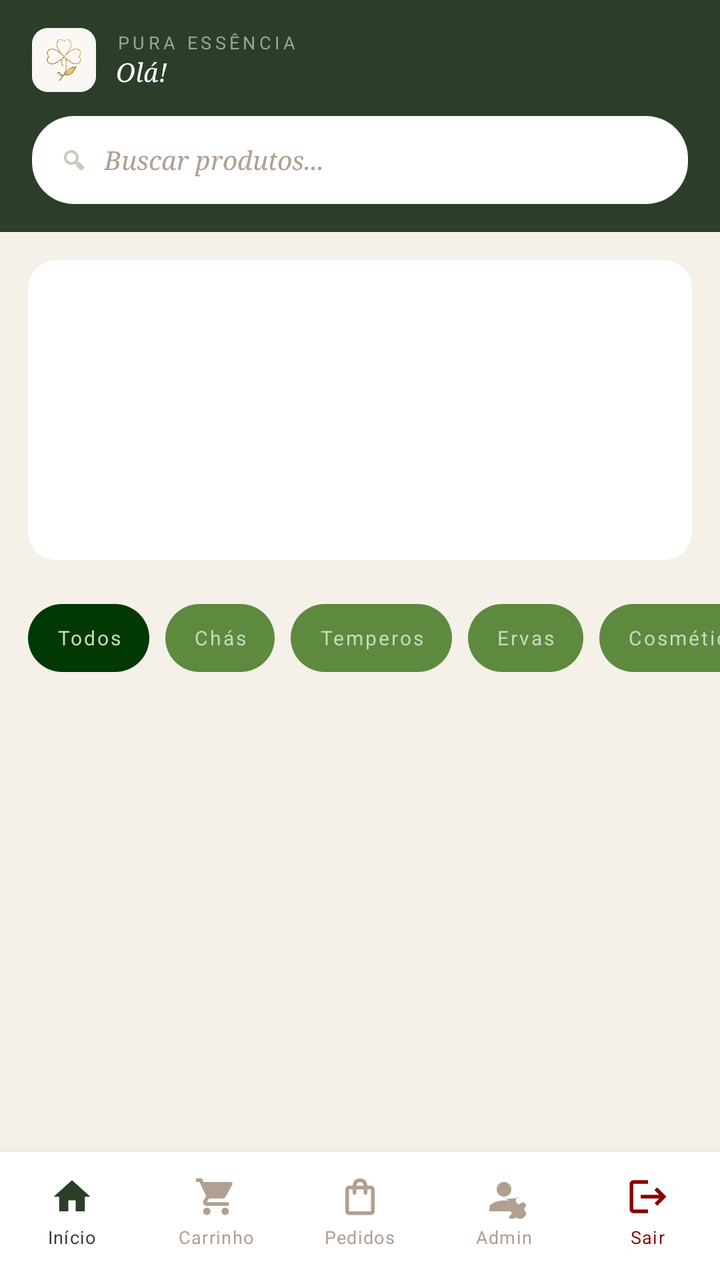
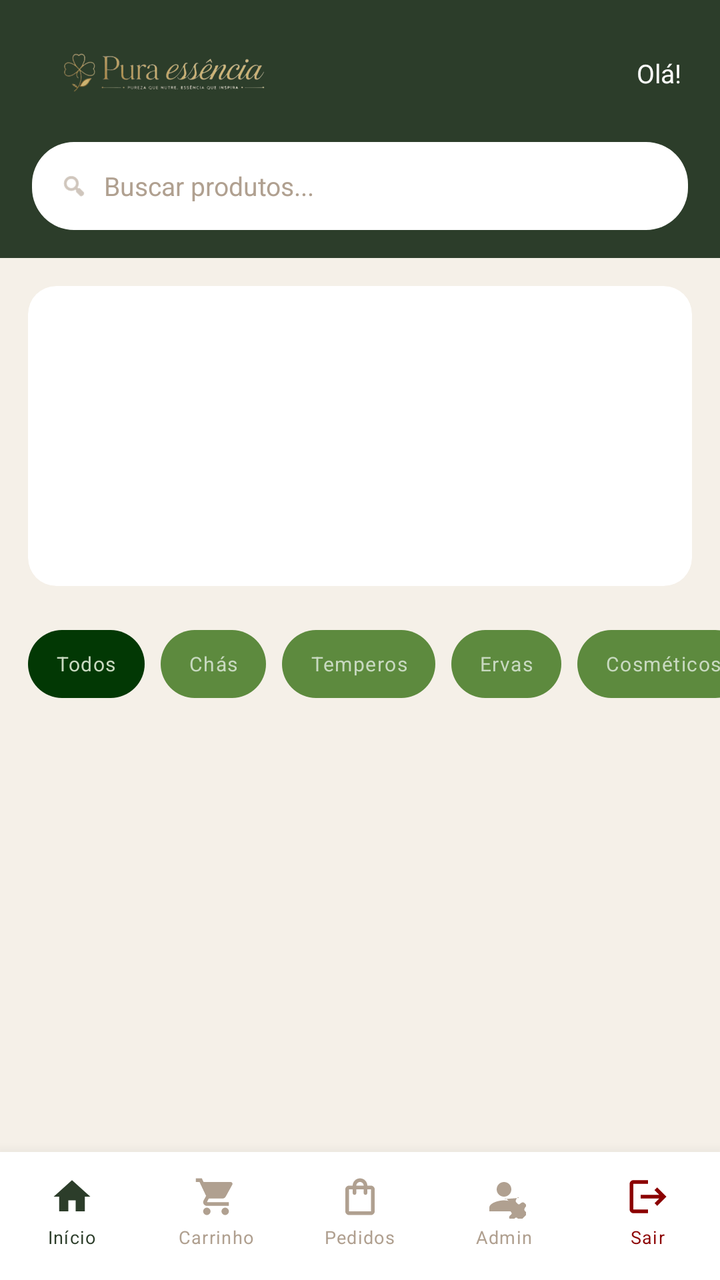

Before-and-after screenshots of an Android layout around one commit, followed by the original layout XML and the change that was made.
<!-- AndroidManifest.xml: application theme Theme.AppLoginTest -->
<!-- res/layout/activity_home.xml -->
<?xml version="1.0" encoding="utf-8"?>
<androidx.coordinatorlayout.widget.CoordinatorLayout
    xmlns:android="http://schemas.android.com/apk/res/android"
    xmlns:app="http://schemas.android.com/apk/res-auto"
    android:id="@+id/main"
    android:layout_width="match_parent"
    android:layout_height="match_parent"
    android:background="@color/creme_fundo"
    android:fitsSystemWindows="true">

    <androidx.core.widget.NestedScrollView
        android:layout_width="match_parent"
        android:layout_height="match_parent"
        android:paddingBottom="80dp"
        android:clipToPadding="false">

        <LinearLayout
            android:layout_width="match_parent"
            android:layout_height="wrap_content"
            android:orientation="vertical">

            
            <LinearLayout
                android:id="@+id/header"
                android:layout_width="match_parent"
                android:layout_height="wrap_content"
                android:background="@color/verde_escuro"
                android:orientation="vertical"
                android:paddingStart="16dp"
                android:paddingEnd="16dp"
                android:paddingTop="14dp"
                android:paddingBottom="14dp">

                <LinearLayout
                    android:layout_width="match_parent"
                    android:layout_height="wrap_content"
                    android:orientation="horizontal"
                    android:gravity="center_vertical">

                    
                    <androidx.cardview.widget.CardView
                        android:layout_width="32dp"
                        android:layout_height="32dp"
                        app:cardCornerRadius="8dp"
                        app:cardElevation="0dp"
                        app:cardBackgroundColor="@color/creme_fundo">

                        <ImageView
                            android:layout_width="match_parent"
                            android:layout_height="match_parent"
                            android:padding="0dp"
                            app:srcCompat="@drawable/logo"
                            android:scaleType="fitCenter" />
                    </androidx.cardview.widget.CardView>

                    <LinearLayout
                        android:layout_width="0dp"
                        android:layout_height="wrap_content"
                        android:layout_weight="1"
                        android:layout_marginStart="10dp"
                        android:orientation="vertical">

                        <TextView
                            android:layout_width="wrap_content"
                            android:layout_height="wrap_content"
                            android:text="PURA ESSÊNCIA"
                            android:textColor="@color/verde_claro"
                            android:textSize="9sp"
                            android:letterSpacing="0.2" />

                        <TextView
                            android:id="@+id/tvSaudacao"
                            android:layout_width="wrap_content"
                            android:layout_height="wrap_content"
                            android:text="Olá! "
                            android:textColor="@color/white"
                            android:textSize="13sp"
                            android:fontFamily="serif"
                            android:textStyle="italic"
                            android:maxLines="1"
                            android:ellipsize="end" />
                    </LinearLayout>

                    
                    <TextView android:id="@+id/tvCarrinhoQtd" android:layout_width="0dp" android:layout_height="0dp" android:visibility="gone" />
                    <ImageButton android:id="@+id/btnCarrinho" android:layout_width="0dp" android:layout_height="0dp" android:visibility="gone" android:src="@drawable/baseline_shopping_cart_24" android:backgroundTint="@android:color/transparent" />
                    <ImageButton android:id="@+id/btnPedidos" android:layout_width="0dp" android:layout_height="0dp" android:visibility="gone" android:src="@drawable/ic_pedidos" android:backgroundTint="@android:color/transparent" />
                    <ImageButton android:id="@+id/btnAdmin" android:layout_width="0dp" android:layout_height="0dp" android:visibility="gone" android:src="@drawable/ic_account_settings" android:backgroundTint="@android:color/transparent" />
                    <ImageButton android:id="@+id/btnLogout" android:layout_width="0dp" android:layout_height="0dp" android:visibility="gone" android:src="@drawable/ic_logout" android:backgroundTint="@android:color/transparent" />
                </LinearLayout>

                
                <LinearLayout
                    android:layout_width="match_parent"
                    android:layout_height="44dp"
                    android:layout_marginTop="12dp"
                    android:background="@drawable/fundo_busca"
                    android:orientation="horizontal"
                    android:gravity="center_vertical"
                    android:paddingStart="14dp"
                    android:paddingEnd="14dp">

                    <ImageView
                        android:layout_width="14dp"
                        android:layout_height="14dp"
                        android:src="@android:drawable/ic_menu_search"
                        app:tint="@color/texto_secundario" />

                    <EditText
                        android:id="@+id/etBusca"
                        android:layout_width="0dp"
                        android:layout_height="match_parent"
                        android:layout_weight="1"
                        android:layout_marginStart="8dp"
                        android:background="@android:color/transparent"
                        android:hint="Buscar produtos..."
                        android:textColorHint="@color/texto_secundario"
                        android:textColor="@color/texto_principal"
                        android:textSize="13sp"
                        android:fontFamily="serif"
                        android:textStyle="italic"
                        android:inputType="text"
                        android:imeOptions="actionSearch"
                        android:singleLine="true" />
                </LinearLayout>
            </LinearLayout>

            
            <LinearLayout
                android:layout_width="match_parent"
                android:layout_height="wrap_content"
                android:orientation="vertical"
                android:background="@color/creme_fundo"
                android:paddingStart="14dp"
                android:paddingEnd="14dp"
                android:paddingTop="14dp">

                
                <androidx.cardview.widget.CardView
                    android:layout_width="match_parent"
                    android:layout_height="wrap_content"
                    app:cardCornerRadius="14dp"
                    app:cardElevation="0dp">

                    <androidx.viewpager2.widget.ViewPager2
                        android:id="@+id/viewPagerBanner"
                        android:layout_width="match_parent"
                        android:layout_height="150dp" />
                </androidx.cardview.widget.CardView>

                
                <LinearLayout
                    android:id="@+id/layoutIndicadores"
                    android:layout_width="wrap_content"
                    android:layout_height="wrap_content"
                    android:layout_gravity="center_horizontal"
                    android:orientation="horizontal"
                    android:layout_marginTop="8dp"
                    android:layout_marginBottom="4dp" />
            </LinearLayout>

            
            <HorizontalScrollView
                android:id="@+id/scrollCategorias"
                android:layout_width="match_parent"
                android:layout_height="wrap_content"
                android:scrollbars="none"
                android:background="@color/creme_fundo"
                android:paddingTop="10dp"
                android:paddingBottom="10dp">

                <LinearLayout
                    android:layout_width="wrap_content"
                    android:layout_height="wrap_content"
                    android:orientation="horizontal"
                    android:paddingStart="14dp"
                    android:paddingEnd="14dp">

                    <TextView
                        android:id="@+id/chipTodos"
                        android:layout_width="wrap_content"
                        android:layout_height="34dp"
                        android:layout_marginEnd="8dp"
                        android:background="@drawable/chip_selecionado"
                        android:gravity="center"
                        android:paddingStart="14dp"
                        android:paddingEnd="14dp"
                        android:text="Todos"
                        android:textColor="@color/verde_menta"
                        android:textSize="10sp"
                        android:letterSpacing="0.1" />

                    <TextView
                        android:id="@+id/chipChas"
                        android:layout_width="wrap_content"
                        android:layout_height="34dp"
                        android:layout_marginEnd="8dp"
                        android:background="@drawable/chip_normal"
                        android:gravity="center"
                        android:paddingStart="14dp"
                        android:paddingEnd="14dp"
                        android:text="Chás"
                        android:textColor="@color/verde_menta"
                        android:textSize="10sp"
                        android:letterSpacing="0.1" />

                    <TextView
                        android:id="@+id/chipTemperos"
                        android:layout_width="wrap_content"
                        android:layout_height="34dp"
                        android:layout_marginEnd="8dp"
                        android:background="@drawable/chip_normal"
                        android:gravity="center"
                        android:paddingStart="14dp"
                        android:paddingEnd="14dp"
                        android:text="Temperos"
                        android:textColor="@color/verde_menta"
                        android:textSize="10sp"
                        android:letterSpacing="0.1" />

                    <TextView
                        android:id="@+id/chipErvas"
                        android:layout_width="wrap_content"
                        android:layout_height="34dp"
                        android:layout_marginEnd="8dp"
                        android:background="@drawable/chip_normal"
                        android:gravity="center"
                        android:paddingStart="14dp"
                        android:paddingEnd="14dp"
                        android:text="Ervas"
                        android:textColor="@color/verde_menta"
                        android:textSize="10sp"
                        android:letterSpacing="0.1" />

                    <TextView
                        android:id="@+id/chipCosmeticos"
                        android:layout_width="wrap_content"
                        android:layout_height="34dp"
                        android:background="@drawable/chip_normal"
                        android:gravity="center"
                        android:paddingStart="14dp"
                        android:paddingEnd="14dp"
                        android:text="Cosméticos"
                        android:textColor="@color/verde_menta"
                        android:textSize="10sp"
                        android:letterSpacing="0.1" />

                </LinearLayout>
            </HorizontalScrollView>

            
            <ProgressBar
                android:id="@+id/progressBar"
                android:layout_width="wrap_content"
                android:layout_height="wrap_content"
                android:layout_gravity="center"
                android:indeterminateTint="@color/verde_escuro"
                android:layout_marginTop="8dp"
                android:layout_marginBottom="4dp"
                android:visibility="gone" />

            
            
            <androidx.recyclerview.widget.RecyclerView
                android:id="@+id/recyclerProdutos"
                android:layout_width="match_parent"
                android:layout_height="wrap_content"
                android:paddingStart="10dp"
                android:paddingEnd="10dp"
                android:paddingTop="8dp"
                android:paddingBottom="16dp"
                android:clipToPadding="false"
                android:nestedScrollingEnabled="false"
                android:background="@color/creme_fundo" />

        </LinearLayout>
    </androidx.core.widget.NestedScrollView>

    
    <LinearLayout
        android:id="@+id/bottomNav"
        android:layout_width="match_parent"
        android:layout_height="wrap_content"
        android:minHeight="64dp"
        android:layout_gravity="bottom"
        android:background="@color/white"
        android:orientation="horizontal"
        android:elevation="12dp"
        android:paddingTop="6dp"
        android:paddingBottom="10dp">

        

        <LinearLayout
            android:id="@+id/navInicio"
            android:layout_width="0dp"
            android:layout_height="match_parent"
            android:layout_weight="1"
            android:orientation="vertical"
            android:gravity="center"
            android:background="?attr/selectableItemBackgroundBorderless">

            <ImageView android:layout_width="22dp" android:layout_height="22dp" android:src="@drawable/ic_home" app:tint="@color/verde_escuro" />
            <TextView android:layout_width="wrap_content" android:layout_height="wrap_content" android:text="Início" android:textSize="9sp" android:textColor="@color/verde_escuro" android:letterSpacing="0.05" android:layout_marginTop="3dp" />
        </LinearLayout>

        <LinearLayout
            android:id="@+id/navCarrinho"
            android:layout_width="0dp"
            android:layout_height="match_parent"
            android:layout_weight="1"
            android:orientation="vertical"
            android:gravity="center"
            android:background="?attr/selectableItemBackgroundBorderless">

            <FrameLayout android:layout_width="wrap_content" android:layout_height="wrap_content">
                <ImageView android:layout_width="22dp" android:layout_height="22dp" android:src="@drawable/baseline_shopping_cart_24" app:tint="@color/texto_secundario" />
                <TextView android:id="@+id/tvNavCarrinhoQtd" android:layout_width="15dp" android:layout_height="15dp" android:layout_gravity="top|end" android:background="@color/verde_medio" android:gravity="center" android:text="0" android:textColor="@color/white" android:textSize="8sp" android:visibility="gone" />
            </FrameLayout>
            <TextView android:layout_width="wrap_content" android:layout_height="wrap_content" android:text="Carrinho" android:textSize="9sp" android:textColor="@color/texto_secundario" android:letterSpacing="0.05" android:layout_marginTop="3dp" />
        </LinearLayout>

        <LinearLayout
            android:id="@+id/navPedidos"
            android:layout_width="0dp"
            android:layout_height="match_parent"
            android:layout_weight="1"
            android:orientation="vertical"
            android:gravity="center"
            android:background="?attr/selectableItemBackgroundBorderless">

            <ImageView android:layout_width="22dp" android:layout_height="22dp" android:src="@drawable/ic_pedidos" app:tint="@color/texto_secundario" />
            <TextView android:layout_width="wrap_content" android:layout_height="wrap_content" android:text="Pedidos" android:textSize="9sp" android:textColor="@color/texto_secundario" android:letterSpacing="0.05" android:layout_marginTop="3dp" />
        </LinearLayout>

        <LinearLayout
            android:id="@+id/navAdmin"
            android:layout_width="0dp"
            android:layout_height="match_parent"
            android:layout_weight="1"
            android:orientation="vertical"
            android:gravity="center"
            android:background="?attr/selectableItemBackgroundBorderless">

            <ImageView android:layout_width="22dp" android:layout_height="22dp" android:src="@drawable/ic_account_settings" app:tint="@color/texto_secundario" />
            <TextView android:layout_width="wrap_content" android:layout_height="wrap_content" android:text="Admin" android:textSize="9sp" android:textColor="@color/texto_secundario" android:letterSpacing="0.05" android:layout_marginTop="3dp" />
        </LinearLayout>

        <LinearLayout
            android:id="@+id/navSair"
            android:layout_width="0dp"
            android:layout_height="match_parent"
            android:layout_weight="1"
            android:orientation="vertical"
            android:gravity="center"
            android:background="?attr/selectableItemBackgroundBorderless">

            <ImageView android:layout_width="22dp" android:layout_height="22dp" android:src="@drawable/ic_logout" app:tint="@color/vermelho_sair" />
            <TextView android:layout_width="wrap_content" android:layout_height="wrap_content" android:text="Sair" android:textSize="9sp" android:textColor="@color/vermelho_sair" android:letterSpacing="0.05" android:layout_marginTop="3dp" />
        </LinearLayout>

    </LinearLayout>

</androidx.coordinatorlayout.widget.CoordinatorLayout>
<!-- resources referenced by this layout -->
<resources>
  <color name="creme_fundo">#F5F0E8</color>
  <color name="texto_principal">#2C3D2A</color>
  <color name="texto_secundario">#B0A090</color>
  <color name="verde_claro">#8FAD88</color>
  <color name="verde_escuro">#2C3D2A</color>
  <color name="verde_medio">#3D5C3A</color>
  <color name="verde_menta">#C8D9C0</color>
  <color name="vermelho_sair">#8B0000</color>
  <color name="white">#FFFFFFFF</color>
  <!-- drawable baseline_shopping_cart_24 (drawable) -->
  <vector xmlns:android="http://schemas.android.com/apk/res/android" android:height="24dp" android:tint="#000000" android:viewportHeight="24" android:viewportWidth="24" android:width="24dp">
        
      <path android:fillColor="@android:color/white" android:pathData="M7,18c-1.1,0 -1.99,0.9 -1.99,2S5.9,22 7,22s2,-0.9 2,-2 -0.9,-2 -2,-2zM1,2v2h2l3.6,7.59 -1.35,2.45c-0.16,0.28 -0.25,0.61 -0.25,0.96 0,1.1 0.9,2 2,2h12v-2L7.42,15c-0.14,0 -0.25,-0.11 -0.25,-0.25l0.03,-0.12 0.9,-1.63h7.45c0.75,0 1.41,-0.41 1.75,-1.03l3.58,-6.49c0.08,-0.14 0.12,-0.31 0.12,-0.48 0,-0.55 -0.45,-1 -1,-1L5.21,4l-0.94,-2L1,2zM17,18c-1.1,0 -1.99,0.9 -1.99,2s0.89,2 1.99,2 2,-0.9 2,-2 -0.9,-2 -2,-2z"/>
      
  </vector>
  <!-- drawable chip_normal (drawable) -->
  <?xml version="1.0" encoding="utf-8"?>
  <shape xmlns:android="http://schemas.android.com/apk/res/android"
      android:shape="rectangle">
      <solid android:color="#5D8A3E" />
      <corners android:radius="19dp" />
  </shape>
  <!-- drawable chip_selecionado (drawable) -->
  <?xml version="1.0" encoding="utf-8"?>
  <shape xmlns:android="http://schemas.android.com/apk/res/android"
      android:shape="rectangle">
      <solid android:color="#023804" />
      <corners android:radius="19dp" />
  </shape>
  <!-- drawable fundo_busca (drawable) -->
  <shape xmlns:android="http://schemas.android.com/apk/res/android" android:shape="rectangle">
  
      <solid android:color="#FFFFFF"/>
      <corners android:radius="21dp"/>
  
  </shape>
  <!-- drawable ic_home (drawable) -->
  <vector xmlns:android="http://schemas.android.com/apk/res/android"
      android:width="24dp"
      android:height="24dp"
      android:viewportWidth="24"
      android:viewportHeight="24">
      <path
          android:fillColor="#FFFDD0"
          android:pathData="M10,20v-6h4v6h5v-8h3L12,3 2,12h3v8z"/>
  </vector>
  <!-- drawable ic_logout (drawable) -->
  <vector xmlns:android="http://schemas.android.com/apk/res/android"
      android:width="24dp"
      android:height="24dp"
      android:viewportWidth="24"
      android:viewportHeight="24">
      <path
          android:fillColor="#FFFDD0"
          android:pathData="M17,7l-1.41,1.41L18.17,11H8v2h10.17l-2.58,2.58L17,17l5,-5zM4,5h8V3H4C2.9,3 2,3.9 2,5v14c0,1.1 0.9,2 2,2h8v-2H4z"/>
  </vector>
  <!-- drawable ic_pedidos (drawable) -->
  <vector xmlns:android="http://schemas.android.com/apk/res/android"
      android:width="24dp"
      android:height="24dp"
      android:viewportWidth="24"
      android:viewportHeight="24">
      <path
          android:fillColor="#FFFDD0"
          android:pathData="M18,6h-2c0,-2.21 -1.79,-4 -4,-4S8,3.79 8,6H6c-1.1,0 -2,0.9 -2,2v12c0,1.1 0.9,2 2,2h12c1.1,0 2,-0.9 2,-2V8c0,-1.1 -0.9,-2 -2,-2zM12,4c1.1,0 2,0.9 2,2h-4c0,-1.1 0.9,-2 2,-2zM18,20H6V8h2v2c0,0.55 0.45,1 1,1s1,-0.45 1,-1V8h4v2c0,0.55 0.45,1 1,1s1,-0.45 1,-1V8h2v12z"/>
  </vector>
  <!-- drawable logo: png bitmap (drawable, 915593 bytes) -->
  <style name="Theme.AppLoginTest" parent="Base.Theme.AppLoginTest" />
  <style name="Base.Theme.AppLoginTest" parent="Theme.Material3.DayNight.NoActionBar">
          <item name="colorPrimary">@color/verde_escuro</item>
          <item name="colorPrimaryVariant">@color/verde_medio</item>
          <item name="colorOnPrimary">@color/white</item>
          <item name="colorSecondary">@color/verde_claro</item>
          <item name="colorOnSecondary">@color/verde_escuro</item>
          <item name="android:windowBackground">@color/creme_fundo</item>
          <item name="android:fontFamily">sans-serif</item>
      </style>
  <!-- unchanged entries left out for length: 1 -->
</resources>

<!-- the commit's change to res/layout/activity_home.xml (unified diff, before → after) -->
@@ -37,36 +37,19 @@
                     android:orientation="horizontal"
                     android:gravity="center_vertical">
 
-                    
-                    <androidx.cardview.widget.CardView
-                        android:layout_width="32dp"
-                        android:layout_height="32dp"
-                        app:cardCornerRadius="8dp"
-                        app:cardElevation="0dp"
-                        app:cardBackgroundColor="@color/creme_fundo">
-
-                        <ImageView
-                            android:layout_width="match_parent"
-                            android:layout_height="match_parent"
-                            android:padding="0dp"
-                            app:srcCompat="@drawable/logo"
-                            android:scaleType="fitCenter" />
-                    </androidx.cardview.widget.CardView>
+                    <ImageView
+                        android:layout_width="210dp"
+                        android:layout_height="45dp"
+                        android:src="@drawable/logo_corrido"
+                        android:scaleType="fitStart"
+                        android:adjustViewBounds="true" />
 
                     <LinearLayout
                         android:layout_width="0dp"
                         android:layout_height="wrap_content"
                         android:layout_weight="1"
-                        android:layout_marginStart="10dp"
-                        android:orientation="vertical">
-
-                        <TextView
-                            android:layout_width="wrap_content"
-                            android:layout_height="wrap_content"
-                            android:text="PURA ESSÊNCIA"
-                            android:textColor="@color/verde_claro"
-                            android:textSize="9sp"
-                            android:letterSpacing="0.2" />
+                        android:orientation="vertical"
+                        android:gravity="end">
 
                         <TextView
                             android:id="@+id/tvSaudacao"
@@ -75,8 +58,7 @@
                             android:text="Olá! "
                             android:textColor="@color/white"
                             android:textSize="13sp"
-                            android:fontFamily="serif"
-                            android:textStyle="italic"
+                            android:fontFamily="sans-serif"
                             android:maxLines="1"
                             android:ellipsize="end" />
                     </LinearLayout>
@@ -98,7 +80,7 @@
                     android:orientation="horizontal"
                     android:gravity="center_vertical"
                     android:paddingStart="14dp"
-                    android:paddingEnd="14dp">
+                    android:paddingEnd="4dp">
 
                     <ImageView
                         android:layout_width="14dp"
@@ -117,11 +99,24 @@
                         android:textColorHint="@color/texto_secundario"
                         android:textColor="@color/texto_principal"
                         android:textSize="13sp"
-                        android:fontFamily="serif"
-                        android:textStyle="italic"
+                        android:fontFamily="sans-serif"
                         android:inputType="text"
                         android:imeOptions="actionSearch"
                         android:singleLine="true" />
+
+                    
+                    <ImageView
+                        android:id="@+id/ivLimparBusca"
+                        android:layout_width="32dp"
+                        android:layout_height="32dp"
+                        android:padding="6dp"
+                        android:layout_marginEnd="4dp"
+                        android:src="@android:drawable/ic_menu_close_clear_cancel"
+                        android:visibility="gone"
+                        android:clickable="true"
+                        android:focusable="true"
+                        app:tint="@color/texto_secundario" />
+
                 </LinearLayout>
             </LinearLayout>
 
@@ -135,7 +130,6 @@
                 android:paddingEnd="14dp"
                 android:paddingTop="14dp">
 
-                
                 <androidx.cardview.widget.CardView
                     android:layout_width="match_parent"
                     android:layout_height="wrap_content"
@@ -148,7 +142,6 @@
                         android:layout_height="150dp" />
                 </androidx.cardview.widget.CardView>
 
-                
                 <LinearLayout
                     android:id="@+id/layoutIndicadores"
                     android:layout_width="wrap_content"
@@ -188,7 +181,8 @@
                         android:text="Todos"
                         android:textColor="@color/verde_menta"
                         android:textSize="10sp"
-                        android:letterSpacing="0.1" />
+                        android:fontFamily="sans-serif"
+                        android:letterSpacing="0.05" />
 
                     <TextView
                         android:id="@+id/chipChas"
@@ -202,7 +196,8 @@
                         android:text="Chás"
                         android:textColor="@color/verde_menta"
                         android:textSize="10sp"
-                        android:letterSpacing="0.1" />
+                        android:fontFamily="sans-serif"
+                        android:letterSpacing="0.05" />
 
                     <TextView
                         android:id="@+id/chipTemperos"
@@ -216,7 +211,8 @@
                         android:text="Temperos"
                         android:textColor="@color/verde_menta"
                         android:textSize="10sp"
-                        android:letterSpacing="0.1" />
+                        android:fontFamily="sans-serif"
+                        android:letterSpacing="0.05" />
 
                     <TextView
                         android:id="@+id/chipErvas"
@@ -230,7 +226,8 @@
                         android:text="Ervas"
                         android:textColor="@color/verde_menta"
                         android:textSize="10sp"
-                        android:letterSpacing="0.1" />
+                        android:fontFamily="sans-serif"
+                        android:letterSpacing="0.05" />
 
                     <TextView
                         android:id="@+id/chipCosmeticos"
@@ -243,7 +240,8 @@
                         android:text="Cosméticos"
                         android:textColor="@color/verde_menta"
                         android:textSize="10sp"
-                        android:letterSpacing="0.1" />
+                        android:fontFamily="sans-serif"
+                        android:letterSpacing="0.05" />
 
                 </LinearLayout>
             </HorizontalScrollView>
@@ -259,7 +257,6 @@
                 android:layout_marginBottom="4dp"
                 android:visibility="gone" />
 
-            
             
             <androidx.recyclerview.widget.RecyclerView
                 android:id="@+id/recyclerProdutos"
@@ -289,8 +286,6 @@
         android:paddingTop="6dp"
         android:paddingBottom="10dp">
 
-        
-
         <LinearLayout
             android:id="@+id/navInicio"
             android:layout_width="0dp"
@@ -301,7 +296,7 @@
             android:background="?attr/selectableItemBackgroundBorderless">
 
             <ImageView android:layout_width="22dp" android:layout_height="22dp" android:src="@drawable/ic_home" app:tint="@color/verde_escuro" />
-            <TextView android:layout_width="wrap_content" android:layout_height="wrap_content" android:text="Início" android:textSize="9sp" android:textColor="@color/verde_escuro" android:letterSpacing="0.05" android:layout_marginTop="3dp" />
+            <TextView android:layout_width="wrap_content" android:layout_height="wrap_content" android:text="Início" android:textSize="9sp" android:fontFamily="sans-serif" android:textColor="@color/verde_escuro" android:letterSpacing="0.05" android:layout_marginTop="3dp" />
         </LinearLayout>
 
         <LinearLayout
@@ -317,7 +312,7 @@
                 <ImageView android:layout_width="22dp" android:layout_height="22dp" android:src="@drawable/baseline_shopping_cart_24" app:tint="@color/texto_secundario" />
                 <TextView android:id="@+id/tvNavCarrinhoQtd" android:layout_width="15dp" android:layout_height="15dp" android:layout_gravity="top|end" android:background="@color/verde_medio" android:gravity="center" android:text="0" android:textColor="@color/white" android:textSize="8sp" android:visibility="gone" />
             </FrameLayout>
-            <TextView android:layout_width="wrap_content" android:layout_height="wrap_content" android:text="Carrinho" android:textSize="9sp" android:textColor="@color/texto_secundario" android:letterSpacing="0.05" android:layout_marginTop="3dp" />
+            <TextView android:layout_width="wrap_content" android:layout_height="wrap_content" android:text="Carrinho" android:textSize="9sp" android:fontFamily="sans-serif" android:textColor="@color/texto_secundario" android:letterSpacing="0.05" android:layout_marginTop="3dp" />
         </LinearLayout>
 
         <LinearLayout
@@ -330,7 +325,7 @@
             android:background="?attr/selectableItemBackgroundBorderless">
 
             <ImageView android:layout_width="22dp" android:layout_height="22dp" android:src="@drawable/ic_pedidos" app:tint="@color/texto_secundario" />
-            <TextView android:layout_width="wrap_content" android:layout_height="wrap_content" android:text="Pedidos" android:textSize="9sp" android:textColor="@color/texto_secundario" android:letterSpacing="0.05" android:layout_marginTop="3dp" />
+            <TextView android:layout_width="wrap_content" android:layout_height="wrap_content" android:text="Pedidos" android:textSize="9sp" android:fontFamily="sans-serif" android:textColor="@color/texto_secundario" android:letterSpacing="0.05" android:layout_marginTop="3dp" />
         </LinearLayout>
 
         <LinearLayout
@@ -343,7 +338,7 @@
             android:background="?attr/selectableItemBackgroundBorderless">
 
             <ImageView android:layout_width="22dp" android:layout_height="22dp" android:src="@drawable/ic_account_settings" app:tint="@color/texto_secundario" />
-            <TextView android:layout_width="wrap_content" android:layout_height="wrap_content" android:text="Admin" android:textSize="9sp" android:textColor="@color/texto_secundario" android:letterSpacing="0.05" android:layout_marginTop="3dp" />
+            <TextView android:layout_width="wrap_content" android:layout_height="wrap_content" android:text="Admin" android:textSize="9sp" android:fontFamily="sans-serif" android:textColor="@color/texto_secundario" android:letterSpacing="0.05" android:layout_marginTop="3dp" />
         </LinearLayout>
 
         <LinearLayout
@@ -356,7 +351,7 @@
             android:background="?attr/selectableItemBackgroundBorderless">
 
             <ImageView android:layout_width="22dp" android:layout_height="22dp" android:src="@drawable/ic_logout" app:tint="@color/vermelho_sair" />
-            <TextView android:layout_width="wrap_content" android:layout_height="wrap_content" android:text="Sair" android:textSize="9sp" android:textColor="@color/vermelho_sair" android:letterSpacing="0.05" android:layout_marginTop="3dp" />
+            <TextView android:layout_width="wrap_content" android:layout_height="wrap_content" android:text="Sair" android:textSize="9sp" android:fontFamily="sans-serif" android:textColor="@color/vermelho_sair" android:letterSpacing="0.05" android:layout_marginTop="3dp" />
         </LinearLayout>
 
     </LinearLayout>
<!-- resource entries referenced after the edit -->
@@ -66,7 +66,7 @@
           android:fillColor="#FFFDD0"
           android:pathData="M18,6h-2c0,-2.21 -1.79,-4 -4,-4S8,3.79 8,6H6c-1.1,0 -2,0.9 -2,2v12c0,1.1 0.9,2 2,2h12c1.1,0 2,-0.9 2,-2V8c0,-1.1 -0.9,-2 -2,-2zM12,4c1.1,0 2,0.9 2,2h-4c0,-1.1 0.9,-2 2,-2zM18,20H6V8h2v2c0,0.55 0.45,1 1,1s1,-0.45 1,-1V8h4v2c0,0.55 0.45,1 1,1s1,-0.45 1,-1V8h2v12z"/>
   </vector>
-  <!-- drawable logo: png bitmap (drawable, 915593 bytes) -->
+  <!-- drawable logo_corrido: png bitmap (drawable, 86209 bytes) -->
   <style name="Theme.AppLoginTest" parent="Base.Theme.AppLoginTest" />
   <style name="Base.Theme.AppLoginTest" parent="Theme.Material3.DayNight.NoActionBar">
           <item name="colorPrimary">@color/verde_escuro</item>
